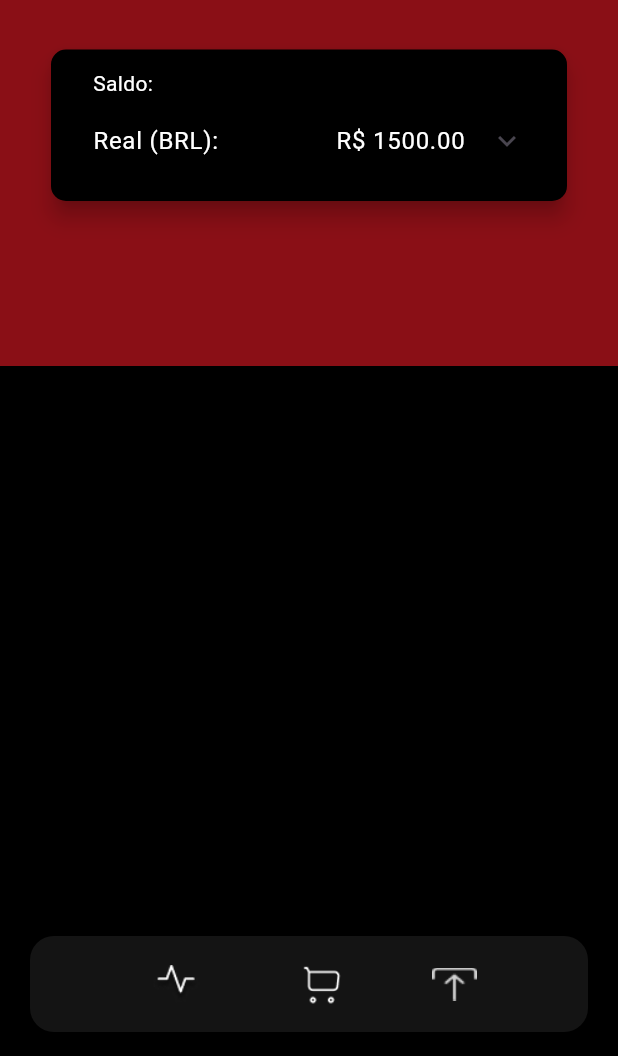
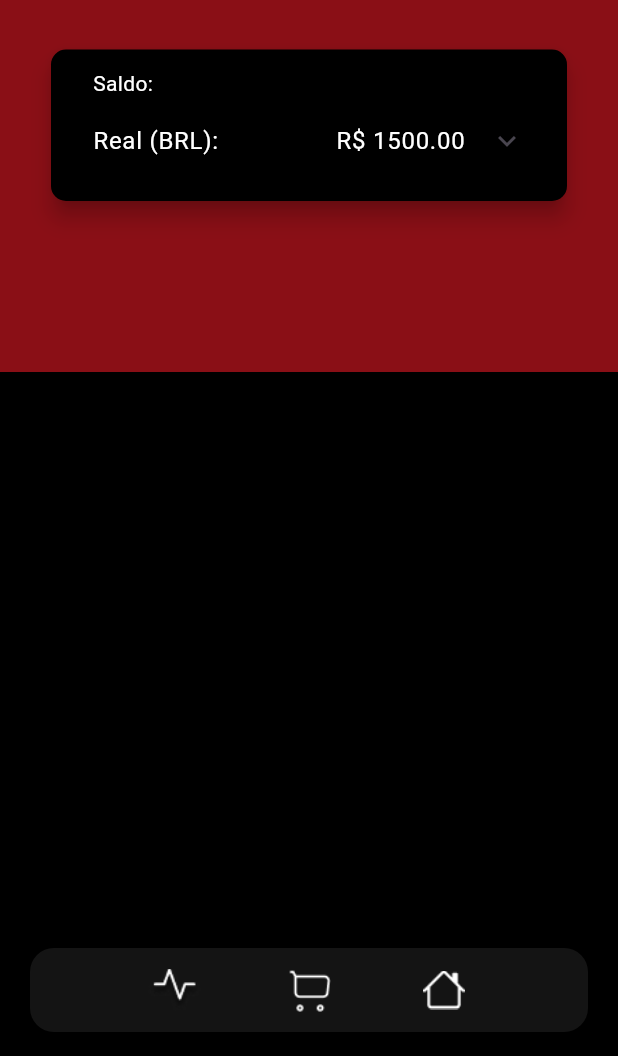
Before and after one commit to D-camara/Banco-digital, a Flutter app: the PrincipalScreen screen opened by its route, on a phone screen of 412 x 824 dp, the part 180-1236 px from its top. Run offline on Flutter 3.47's test engine with Material 3 defaults, Android fonts, the phone set to English and light mode, and no system bars; our stand-ins replace share_plus.

Commit message:
Feat: atualizei os botoes em baixo

```diff
--- a/lib/screens/principal.dart
+++ b/lib/screens/principal.dart
@@ -222,7 +222,7 @@ class _PrincipalScreenState extends State<PrincipalScreen> {
         color: const Color.fromARGB(255, 0, 0, 0),
         padding: const EdgeInsets.symmetric(horizontal: 16, vertical: 12),
         child: Card(
-          color: Colors.white.withOpacity(0.08), // Card de fundo translúcido
+          color: Colors.white.withOpacity(0.08),
           elevation: 4,
           shape: RoundedRectangleBorder(
             borderRadius: BorderRadius.circular(16),
@@ -233,27 +233,21 @@ class _PrincipalScreenState extends State<PrincipalScreen> {
               mainAxisAlignment: MainAxisAlignment.spaceEvenly,
               children: [
                 // Botão de Cotação com imagem
-                IconButton(
-                  icon: Image.asset(
+                GestureDetector(
+                  onTap: _abrirCotacao,
+                  child: Image.asset(
                     'assets/cotacao.png',
-                    height: 32,
-                    width: 32,
+                    height: 36,
+                    width: 36,
                   ),
-                  onPressed: _abrirCotacao,
-                  tooltip: 'Cotação',
                 ),
                 // Botão de Transferência com imagem
-                IconButton(
-                  icon: Image.asset('assets/cart.png', height: 32, width: 32),
-                  onPressed: _abrirTransferencia,
-                  tooltip: 'Transferência',
+                GestureDetector(
+                  onTap: _abrirTransferencia,
+                  child: Image.asset('assets/cart.png', height: 40, width: 36),
                 ),
                 // Nova imagem adicionada
-                Image.asset(
-                  'assets/transf.png', // Substitua pelo nome correto do seu asset
-                  height: 32,
-                  width: 32,
-                ),
+                Image.asset('assets/home.png', height: 26, width: 36),
               ],
             ),
           ),
```
